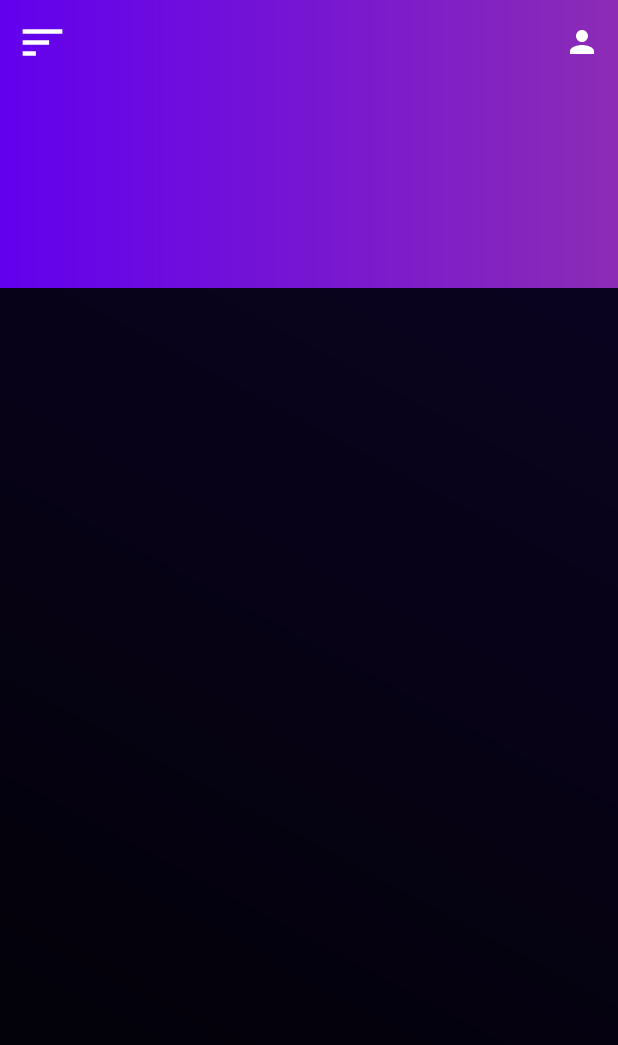
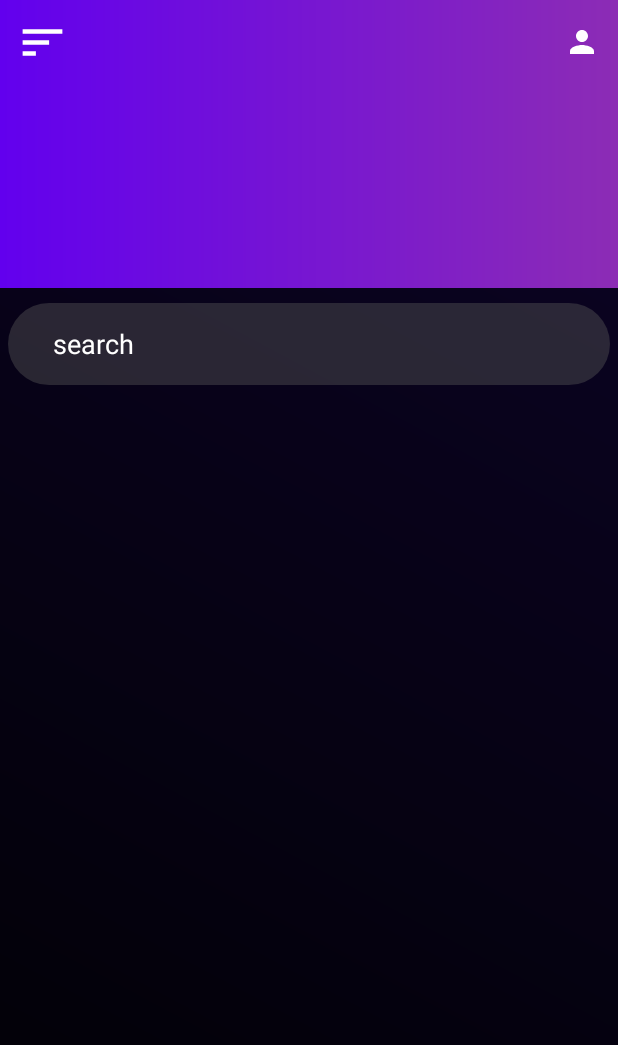
Before and after one commit to mhmd435/Android_advanced_Course, an Android app: the layout fragment_market.xml on its own in the app's theme, with its tools: preview values and no code run, on a phone screen of 412 x 824 dp. Shown: the top 1045 px of the screen. Run offline under Robolectric (Android 15) with nearby library versions, the phone set to English and light mode, and no system bars.

Commit message:
searchbox

```diff
--- /dev/null
+++ b/app/src/main/res/drawable/searchbox_bg.xml
@@ -0,0 +1,11 @@
+<?xml version="1.0" encoding="utf-8"?>
+<shape xmlns:android="http://schemas.android.com/apk/res/android">
+    <corners
+        android:bottomLeftRadius="30dp"
+        android:topRightRadius="30dp"
+        android:bottomRightRadius="30dp"
+        android:topLeftRadius="30dp"/>
+    <solid
+        android:color="#6B595959"/>
+
+</shape>
--- a/app/src/main/res/layout/fragment_market.xml
+++ b/app/src/main/res/layout/fragment_market.xml
@@ -62,6 +62,63 @@
             android:background="@drawable/nestedscroll_bg"
             app:layout_behavior="@string/appbar_scrolling_view_behavior"
             tools:context=".MarketFragment.MarketFragment">
+
+            <TextView
+                android:id="@+id/itemnotFound_txt"
+                android:layout_width="wrap_content"
+                android:layout_height="wrap_content"
+                android:text="item not found"
+                android:textColor="#B3B3B3"
+                android:visibility="gone"
+                app:layout_constraintBottom_toBottomOf="parent"
+                app:layout_constraintEnd_toEndOf="parent"
+                app:layout_constraintStart_toStartOf="parent"
+                app:layout_constraintTop_toTopOf="parent" />
+
+            <androidx.constraintlayout.widget.ConstraintLayout
+                android:id="@+id/searchboxCon"
+                android:layout_width="match_parent"
+                android:layout_height="70dp"
+                app:layout_constraintEnd_toEndOf="parent"
+                app:layout_constraintStart_toStartOf="parent"
+                app:layout_constraintTop_toTopOf="parent">
+
+                <EditText
+                    android:id="@+id/searchEdittext"
+                    android:layout_width="0dp"
+                    android:layout_height="0dp"
+                    android:layout_marginStart="5dp"
+                    android:layout_marginTop="10dp"
+                    android:layout_marginEnd="5dp"
+                    android:layout_marginBottom="5dp"
+                    android:background="@drawable/searchbox_bg"
+                    android:ems="10"
+                    android:hint="search"
+                    android:inputType="textPersonName"
+                    android:paddingStart="30dp"
+                    android:singleLine="true"
+                    android:textColor="#FFFFFF"
+                    android:textColorHighlight="#632DFF"
+                    android:textColorHint="#FFFFFF"
+                    android:textColorLink="#4E00BA"
+                    app:layout_constraintBottom_toBottomOf="parent"
+                    app:layout_constraintEnd_toEndOf="parent"
+                    app:layout_constraintStart_toStartOf="parent"
+                    app:layout_constraintTop_toTopOf="parent" />
+            </androidx.constraintlayout.widget.ConstraintLayout>
+
+
+            <androidx.recyclerview.widget.RecyclerView
+                android:id="@+id/marketRv"
+                android:layout_width="match_parent"
+                android:layout_height="0dp"
+                android:layoutAnimation="@anim/layout_anim"
+                app:layoutManager="androidx.recyclerview.widget.LinearLayoutManager"
+                app:layout_constraintBottom_toBottomOf="parent"
+                app:layout_constraintEnd_toEndOf="parent"
+                app:layout_constraintStart_toStartOf="parent"
+                app:layout_constraintTop_toBottomOf="@id/searchboxCon" />
+
         </androidx.constraintlayout.widget.ConstraintLayout>
 
     </androidx.coordinatorlayout.widget.CoordinatorLayout>
```
Also changed, not shown: app/src/main/java/com/example/androidadvancedcourse/MarketFragment/MarketFragment.java (+48 -0 lines), app/src/main/java/com/example/androidadvancedcourse/MarketFragment/marketRV_Adapter.java (added, +145 -0 lines), app/src/main/res/layout/marketfrag_rv_item.xml (added, +134 -0 lines).
